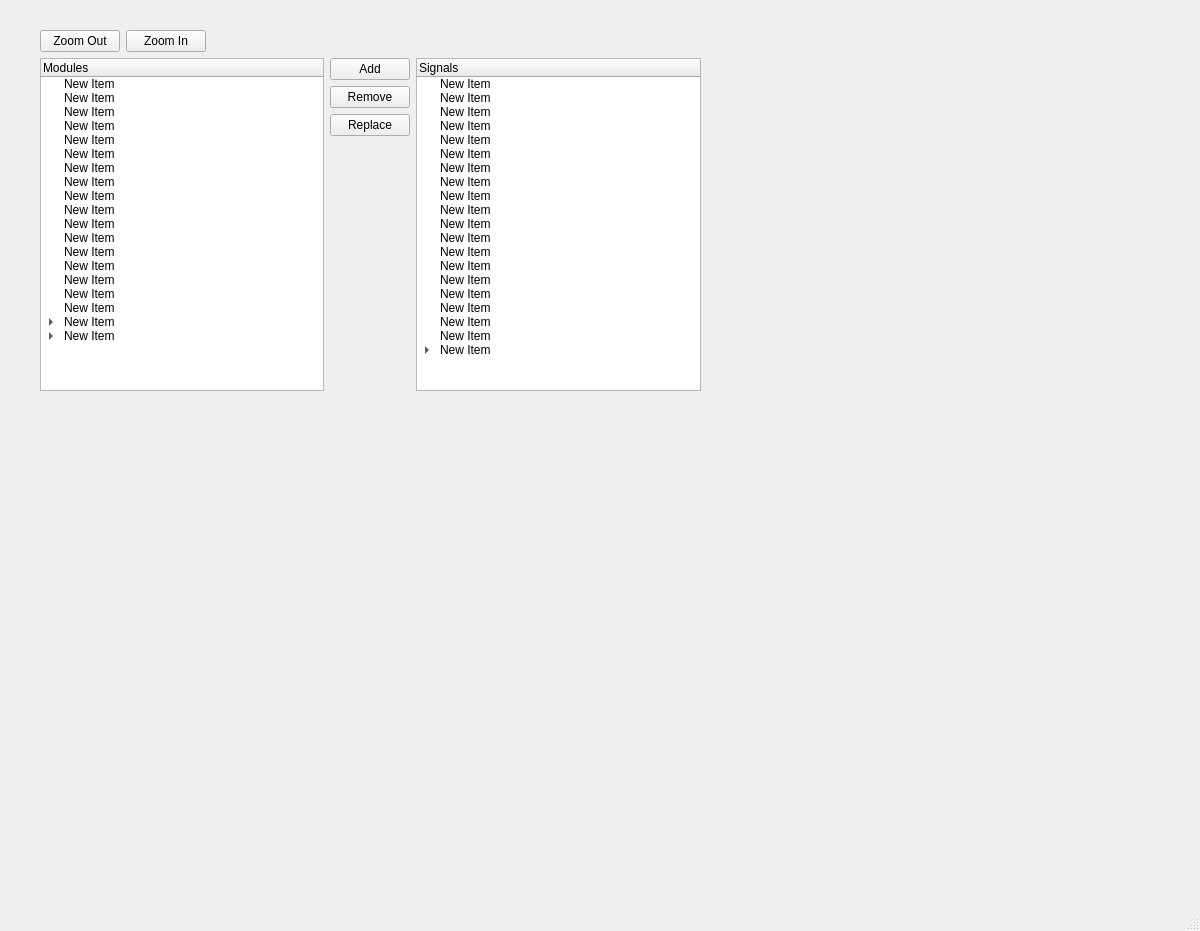
Before: the Qt Designer form waveform/mainwindow.ui in pmo73/Wireshark-Waveform-Plugin, drawn with Qt 5.
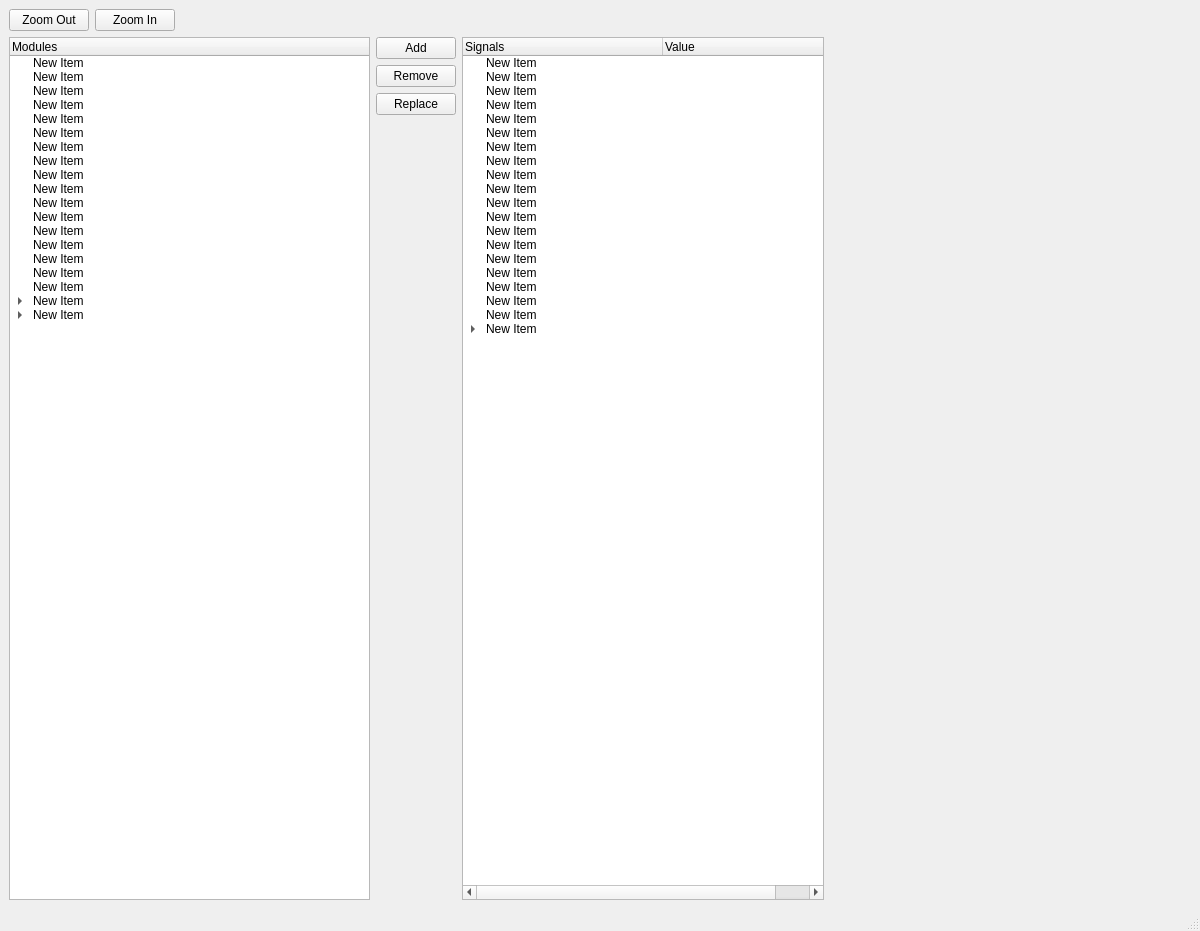
After: the same form once the commit is applied. Icons and pictures are not drawn.

Commit message: Fix horizontal scrollbar in treeWidget through resizing columns

```diff
--- a/waveform/mainwindow.ui
+++ b/waveform/mainwindow.ui
@@ -29,15 +29,8 @@
      <height>400</height>
     </size>
    </property>
-   <widget class="QWidget" name="verticalLayoutWidget">
-    <property name="geometry">
-     <rect>
-      <x>40</x>
-      <y>30</y>
-      <width>951</width>
-      <height>361</height>
-     </rect>
-    </property>
+   <layout class="QHBoxLayout" name="horizontalLayout">
+    <item>
     <layout class="QVBoxLayout" name="MainLayout" stretch="0,0">
      <item>
       <layout class="QHBoxLayout" name="MenuButtonLayout">
@@ -298,11 +291,28 @@
          <property name="horizontalScrollBarPolicy">
           <enum>Qt::ScrollBarAsNeeded</enum>
          </property>
+          <attribute name="headerCascadingSectionResizes">
+           <bool>false</bool>
+          </attribute>
+          <attribute name="headerMinimumSectionSize">
+           <number>200</number>
+          </attribute>
+          <attribute name="headerDefaultSectionSize">
+           <number>100</number>
+          </attribute>
+          <attribute name="headerHighlightSections">
+           <bool>false</bool>
+          </attribute>
          <column>
           <property name="text">
            <string>Signals</string>
           </property>
          </column>
+          <column>
+           <property name="text">
+            <string>Value</string>
+           </property>
+          </column>
          <item>
           <property name="text">
            <string>New Item</string>
@@ -494,7 +504,8 @@
       </layout>
      </item>
     </layout>
-   </widget>
+    </item>
+   </layout>
   </widget>
   <widget class="QMenuBar" name="menubar">
    <property name="geometry">
```
Left out of the diff: 2 changed lines with no effect on the pictures. Lines whose indentation alone changed are shown as unchanged. The commit also changes 3 other files.
